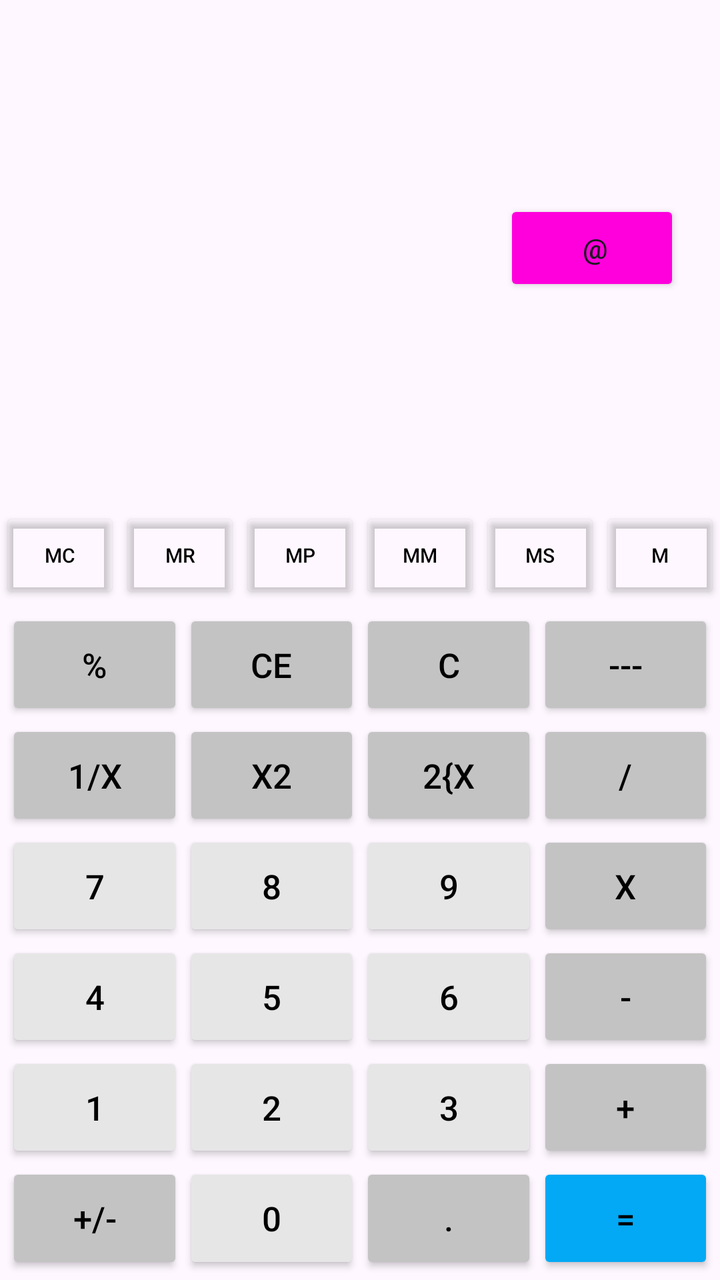
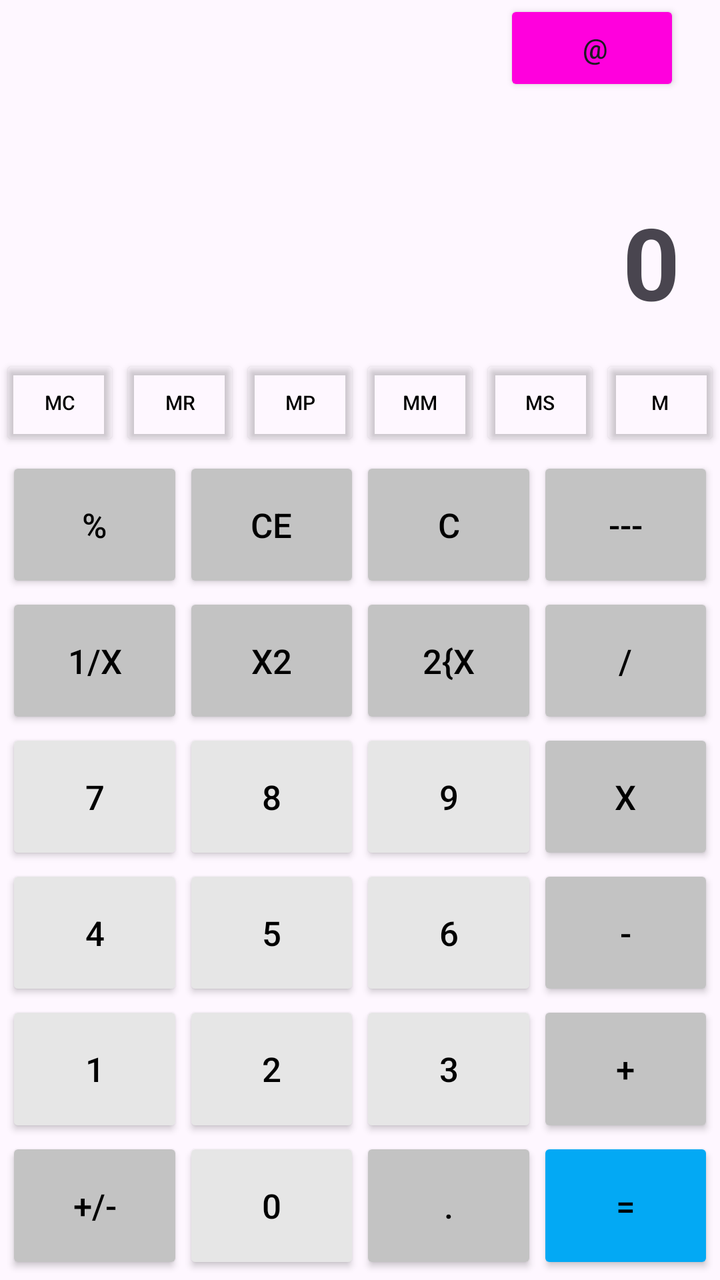

Screens rendered from an Android XML layout before and after an edit, with the pre-edit source and the edit as a unified diff.
<!-- AndroidManifest.xml: application theme Theme.MoblieEmbedeed_Mid -->
<!-- res/layout/activity_main.xml -->
<?xml version="1.0" encoding="utf-8"?>
<LinearLayout xmlns:android="http://schemas.android.com/apk/res/android"
    xmlns:app="http://schemas.android.com/apk/res-auto"
    xmlns:tools="http://schemas.android.com/tools"
    android:id="@+id/main"
    android:orientation="vertical"
    android:layout_width="match_parent"
    android:layout_height="match_parent"
    tools:context=".MainActivity">
    <LinearLayout
        android:layout_width="match_parent"
        android:layout_height="0dp"
        android:layout_weight="3"
        android:orientation="vertical">
        <View
            android:layout_width="match_parent"
            android:layout_height="100dp"/>
        <Button
            android:layout_width="wrap_content"
            android:layout_height="wrap_content"
            android:layout_marginRight="20dp"
            android:padding="0dp"
            android:backgroundTint="#f0d"
            android:layout_gravity="end"
            android:text=" @"
            android:id="@+id/btnHistory"/>
        <TextView
            android:layout_width="match_parent"
            android:layout_height="wrap_content"
            android:textSize="18sp"
            android:paddingRight="20dp"
            android:gravity="end"
            android:textColor="#D0D0D0"
            android:id="@+id/valueCalc"/>
        <TextView
            android:layout_width="match_parent"
            android:layout_height="wrap_content"
            android:textSize="55sp"
            android:paddingRight="20dp"
            android:gravity="end"
            android:id="@+id/valueView"/>

    </LinearLayout>

    <LinearLayout
        android:layout_width="match_parent"
        android:layout_height="wrap_content"
        android:orientation="horizontal">
        <Button android:id="@+id/calcMC" android:text="MC" style="@style/btn_NnumM"/>
        <Button android:id="@+id/calcMR" android:text="MR" style="@style/btn_NnumM"/>
        <Button android:id="@+id/calcMP" android:text="MP" style="@style/btn_NnumM"/>
        <Button android:id="@+id/calcMM" android:text="MM" style="@style/btn_NnumM"/>
        <Button android:id="@+id/calcMS" android:text="MS" style="@style/btn_NnumM"/>
        <Button android:id="@+id/calcMMore" android:text="M" style="@style/btn_NnumM"/>
    </LinearLayout>

    <GridLayout
        android:layout_width="match_parent"
        android:layout_height="0dp"
        android:layout_weight="4"
        android:padding="3dp"
        android:rowCount="6"
        android:columnCount="4">

        <Button
            android:id="@+id/calcL"
            android:text="%"
            style="@style/btn_Nnum"/>
        <Button
            android:id="@+id/calcCE"
            android:text="CE"
            style="@style/btn_Nnum"/>
        <Button
            android:id="@+id/calcC"
            android:text="C"
            style="@style/btn_Nnum"/>
        <Button
            android:id="@+id/calcB"
            android:text="---"
            style="@style/btn_Nnum"/>


        <Button
            android:id="@+id/calc1px"
            android:text="1/x"
            style="@style/btn_Nnum"/>
        <Button
            android:id="@+id/calcX2"
            android:text="x2"
            style="@style/btn_Nnum"/>
        <Button
            android:id="@+id/calcRoot"
            android:text="2{x"
            style="@style/btn_Nnum"/>
        <Button
            android:id="@+id/calcD"
            android:text="/"
            android:tag="/"
            style="@style/btn_Nnum"/>


        <Button android:id="@+id/calc7" android:text="7" android:tag="7" style="@style/btn_num"/>
        <Button android:id="@+id/calc8" android:text="8" android:tag="8" style="@style/btn_num"/>
        <Button android:id="@+id/calc9" android:text="9" android:tag="9" style="@style/btn_num"/>

        <Button
            android:id="@+id/calcX"
            android:text="X"
            android:tag="x"
            style="@style/btn_Nnum"/>

        <Button android:id="@+id/calc4" android:text="4" android:tag="4" style="@style/btn_num"/>
        <Button android:id="@+id/calc5" android:text="5" android:tag="5" style="@style/btn_num"/>
        <Button android:id="@+id/calc6" android:text="6" android:tag="6" style="@style/btn_num"/>

        <Button
            android:id="@+id/calcM"
            android:text="-"
            android:tag="-"
            style="@style/btn_Nnum"/>

        <Button android:id="@+id/calc1" android:text="1" android:tag="1" style="@style/btn_num"/>
        <Button android:id="@+id/calc2" android:text="2" android:tag="2" style="@style/btn_num"/>
        <Button android:id="@+id/calc3" android:text="3" android:tag="3" style="@style/btn_num"/>

        <Button
            android:id="@+id/calcP"
            android:text="+"
            android:tag="+"
            style="@style/btn_Nnum"/>
        <Button
            android:id="@+id/calcPM"
            android:text="+/-"
            style="@style/btn_Nnum"/>

        <Button android:id="@+id/calc0" android:text="0" android:tag="0" style="@style/btn_num"/>

        <Button
            android:id="@+id/calcDot"
            android:text="."
            style="@style/btn_Nnum"/>
        <Button
            android:id="@+id/calcE"
            android:text="="
            style="@style/btn_NnumE"/>

    </GridLayout>

</LinearLayout>
<!-- resources referenced by this layout -->
<resources>
  <style name="btn_Nnum" parent="btn_grid">
          <item name="backgroundTint">#C3C3C3</item>
      </style>
  <style name="btn_NnumE" parent="btn_grid">
          <item name="backgroundTint">#03A9F4</item>
      </style>
  <style name="btn_NnumM" parent="btn_base">
          <item name="android:layout_width">0dp</item>
          <item name="android:layout_height">match_parent</item>
          <item name="android:layout_weight">1</item>
          <item name="android:layout_margin">0dp</item>
          <item name="android:textSize">10sp</item>
          <item name="backgroundTint">#00FFFFFF</item>
      </style>
  <style name="btn_num" parent="btn_grid">
          <item name="backgroundTint">#E6E6E6</item>
      </style>
  <style name="Theme.MoblieEmbedeed_Mid" parent="Base.Theme.MoblieEmbedeed_Mid" />
  <style name="btn_grid" parent="btn_base">
          <item name="android:layout_rowWeight">1</item>
          <item name="android:layout_columnWeight">1</item>
      </style>
  <style name="btn_base" parent="Widget.AppCompat.Button">
          <item name="android:textSize">17sp</item>
          <item name="android:layout_margin">0dp</item>
          <item name="android:textColor">@color/black</item>
      </style>
  <style name="Base.Theme.MoblieEmbedeed_Mid" parent="Theme.Material3.DayNight.NoActionBar">
          
          
      </style>
  <color name="black">#FF000000</color>
</resources>

<!-- the commit's change to res/layout/activity_main.xml (unified diff, before → after) -->
@@ -14,7 +14,7 @@
         android:orientation="vertical">
         <View
             android:layout_width="match_parent"
-            android:layout_height="100dp"/>
+            android:layout_height="0dp"/>
         <Button
             android:layout_width="wrap_content"
             android:layout_height="wrap_content"
@@ -28,6 +28,7 @@
             android:layout_width="match_parent"
             android:layout_height="wrap_content"
             android:textSize="18sp"
+            android:layout_marginTop="25dp"
             android:paddingRight="20dp"
             android:gravity="end"
             android:textColor="#D0D0D0"
@@ -35,7 +36,9 @@
         <TextView
             android:layout_width="match_parent"
             android:layout_height="wrap_content"
-            android:textSize="55sp"
+            android:textSize="50sp"
+            android:textStyle="bold"
+            android:text="0"
             android:paddingRight="20dp"
             android:gravity="end"
             android:id="@+id/valueView"/>
@@ -57,7 +60,7 @@
     <GridLayout
         android:layout_width="match_parent"
         android:layout_height="0dp"
-        android:layout_weight="4"
+        android:layout_weight="7"
         android:padding="3dp"
         android:rowCount="6"
         android:columnCount="4">
